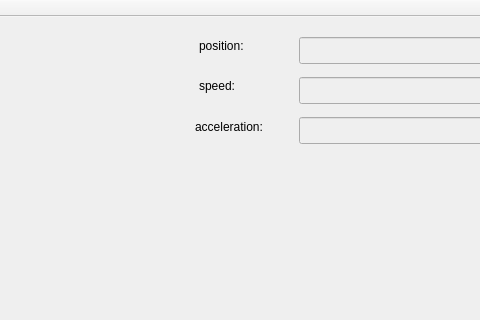
First picture: the form in interface/diploma_interface/mainwindow.ui, repository Andrey-Dubas/diploma, before the edit; both pictures show x 251 to 731 and y 0 to 320 of the 896 by 672 pixel window.
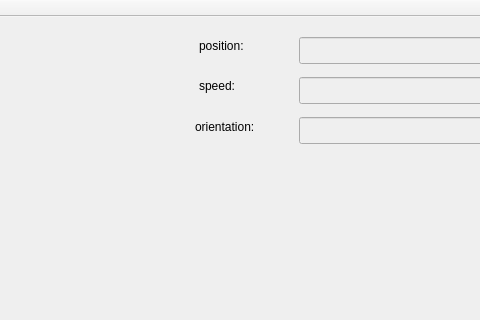
Second picture: the form after the edit.

Diff of the .ui file:
```diff
--- a/interface/diploma_interface/mainwindow.ui
+++ b/interface/diploma_interface/mainwindow.ui
@@ -414,7 +414,7 @@
      </rect>
     </property>
     <property name="text">
-     <string>acceleration:</string>
+     <string>orientation:</string>
     </property>
    </widget>
   </widget>
```
Left out of the diff: 2 changed lines with no effect on the pictures.
